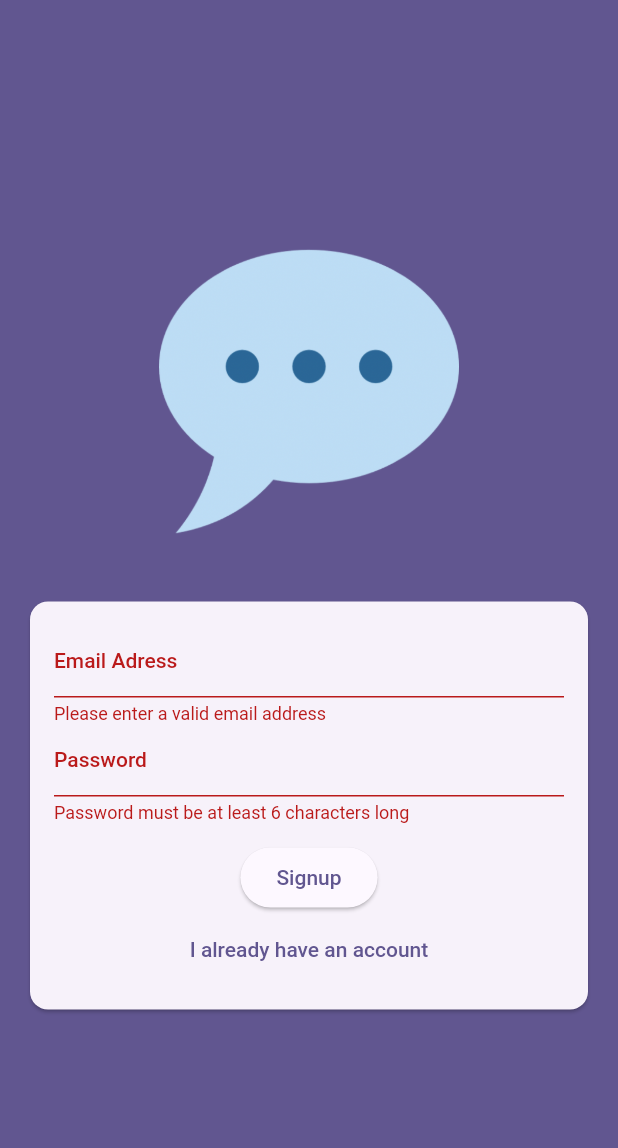
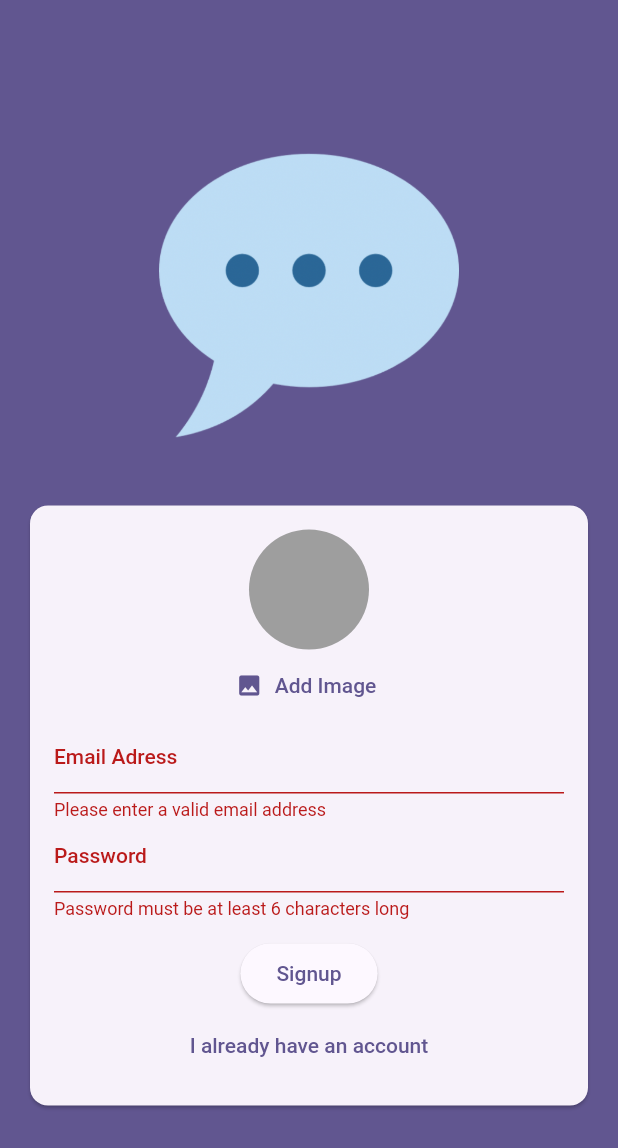
Before and after one commit to Arif-Khalid/flutter-chat-app, a Flutter app: the screen it shows after launch, after a tap on "Login", after a tap on "Create an account", on a phone screen of 412 x 824 dp. Shown: the top 1148 px of the screen. Run offline on Flutter 3.47's test engine with Material 2 defaults, Android fonts, the phone set to English and light mode, and no system bars; our stand-ins replace firebase_auth, firebase_core, firebase_storage, image_picker; accounts and stored records are empty.

Commit message:
Add image capture and upload on account creation

```diff
--- a/lib/main.dart
+++ b/lib/main.dart
@@ -1,5 +1,8 @@
 import 'package:chat_app/global.dart';
 import 'package:chat_app/screens/auth.dart';
+import 'package:chat_app/screens/chat.dart';
+import 'package:chat_app/screens/splash.dart';
+import 'package:firebase_auth/firebase_auth.dart';
 import 'package:flutter/material.dart';
 
 import 'package:firebase_core/firebase_core.dart';
@@ -26,7 +29,19 @@ class App extends StatelessWidget {
         colorScheme: ColorScheme.fromSeed(
             seedColor: const Color.fromARGB(255, 63, 17, 177)),
       ),
-      home: const AuthScreen(),
+      home: StreamBuilder(
+        stream: FirebaseAuth.instance.authStateChanges(),
+        builder: (context, snapshot) {
+          if (snapshot.connectionState == ConnectionState.waiting) {
+            return const SplashScreen();
+          }
+          if (snapshot.hasData) {
+            return const ChatScreen();
+          }
+
+          return const AuthScreen();
+        },
+      ),
     );
   }
 }
--- a/lib/screens/auth.dart
+++ b/lib/screens/auth.dart
@@ -1,4 +1,8 @@
+import 'dart:io';
+
 import 'package:chat_app/global.dart';
+import 'package:chat_app/widgets/user_image_picker.dart';
+import 'package:firebase_storage/firebase_storage.dart';
 import 'package:flutter/material.dart';
 import 'package:firebase_auth/firebase_auth.dart';
 
@@ -17,6 +21,7 @@ class _AuthScreenState extends State<AuthScreen> {
 
   String _emailInput = '';
   String _passwordInput = '';
+  File? _selectedImage;
 
   void _submit() async {
     final isValid = _formKey.currentState!.validate();
@@ -25,16 +30,34 @@ class _AuthScreenState extends State<AuthScreen> {
       return;
     }
 
+    if (!_isLogin && _selectedImage == null) {
+      ScaffoldMessenger.of(context).hideCurrentSnackBar();
+      ScaffoldMessenger.of(context).showSnackBar(
+        const SnackBar(
+          content:
+              Text('Please take a picture to continue with account creation'),
+        ),
+      );
+      return;
+    }
+
     _formKey.currentState!.save();
     try {
       if (_isLogin) {
-        final UserCredential userCredential =
+        final UserCredential userCredentials =
             await _firebase.signInWithEmailAndPassword(
                 email: _emailInput, password: _passwordInput);
       } else {
-        final UserCredential userCredential =
+        final UserCredential userCredentials =
             await _firebase.createUserWithEmailAndPassword(
                 email: _emailInput, password: _passwordInput);
+        final storageRef = FirebaseStorage.instance
+            .ref()
+            .child('user_images')
+            .child('${userCredentials.user!.uid}.jpg');
+        await storageRef.putFile(_selectedImage!);
+        final imageUrl = await storageRef.getDownloadURL();
+        print(imageUrl);
       }
     } on FirebaseAuthException catch (error) {
       ScaffoldMessenger.of(GlobalVariable.navState.currentContext!)
@@ -76,12 +99,18 @@ class _AuthScreenState extends State<AuthScreen> {
                       child: Column(
                         mainAxisSize: MainAxisSize.min,
                         children: [
+                          if (!_isLogin)
+                            UserImagePicker(
+                              onPickImage: (File image) {
+                                _selectedImage = image;
+                              },
+                            ),
                           TextFormField(
                             decoration: const InputDecoration(
                                 labelText: 'Email Adress'),
-                            keyboardType: TextInputType.emailAddress,
                             textCapitalization: TextCapitalization.none,
                             autocorrect: false,
+                            keyboardType: TextInputType.emailAddress,
                             validator: (value) {
                               if (value == null ||
                                   value.trim().isEmpty ||
--- /dev/null
+++ b/lib/screens/splash.dart
@@ -0,0 +1,17 @@
+import 'package:flutter/material.dart';
+
+class SplashScreen extends StatelessWidget {
+  const SplashScreen({super.key});
+
+  @override
+  Widget build(BuildContext context) {
+    return Scaffold(
+      appBar: AppBar(
+        title: const Text('FlutterChat'),
+      ),
+      body: const Center(
+        child: Text('Loading...'),
+      ),
+    );
+  }
+}
--- /dev/null
+++ b/lib/widgets/user_image_picker.dart
@@ -0,0 +1,54 @@
+import 'package:flutter/material.dart';
+import 'package:image_picker/image_picker.dart';
+import 'dart:io';
+
+class UserImagePicker extends StatefulWidget {
+  const UserImagePicker({super.key, required this.onPickImage});
+
+  final void Function(File pickedImage) onPickImage;
+  @override
+  State<UserImagePicker> createState() => _UserImagePickerState();
+}
+
+class _UserImagePickerState extends State<UserImagePicker> {
+  File? _pickedImageFile;
+  void _pickImage() async {
+    final pickedImage = await ImagePicker().pickImage(
+      source: ImageSource.camera,
+      imageQuality: 50,
+      maxWidth: 150,
+    );
+
+    if (pickedImage == null) {
+      return;
+    }
+
+    setState(() {
+      _pickedImageFile = File(pickedImage.path);
+    });
+
+    widget.onPickImage(_pickedImageFile!);
+  }
+
+  @override
+  Widget build(BuildContext context) {
+    return Column(
+      children: [
+        CircleAvatar(
+          radius: 40,
+          backgroundColor: Colors.grey,
+          foregroundImage:
+              _pickedImageFile == null ? null : FileImage(_pickedImageFile!),
+        ),
+        TextButton.icon(
+          onPressed: _pickImage,
+          icon: const Icon(Icons.image),
+          label: Text(
+            'Add Image',
+            style: TextStyle(color: Theme.of(context).colorScheme.primary),
+          ),
+        ),
+      ],
+    );
+  }
+}
--- a/pubspec.yaml
+++ b/pubspec.yaml
@@ -36,6 +36,8 @@ dependencies:
   cupertino_icons: ^1.0.2
   firebase_core: ^2.17.0
   firebase_auth: ^4.10.1
+  firebase_storage: ^11.2.8
+  image_picker: ^1.0.4
 
 dev_dependencies:
   flutter_test:
```
Also changed, not shown: lib/screens/chat.dart (added, +26 -0 lines), pubspec.lock, 5 other files.
